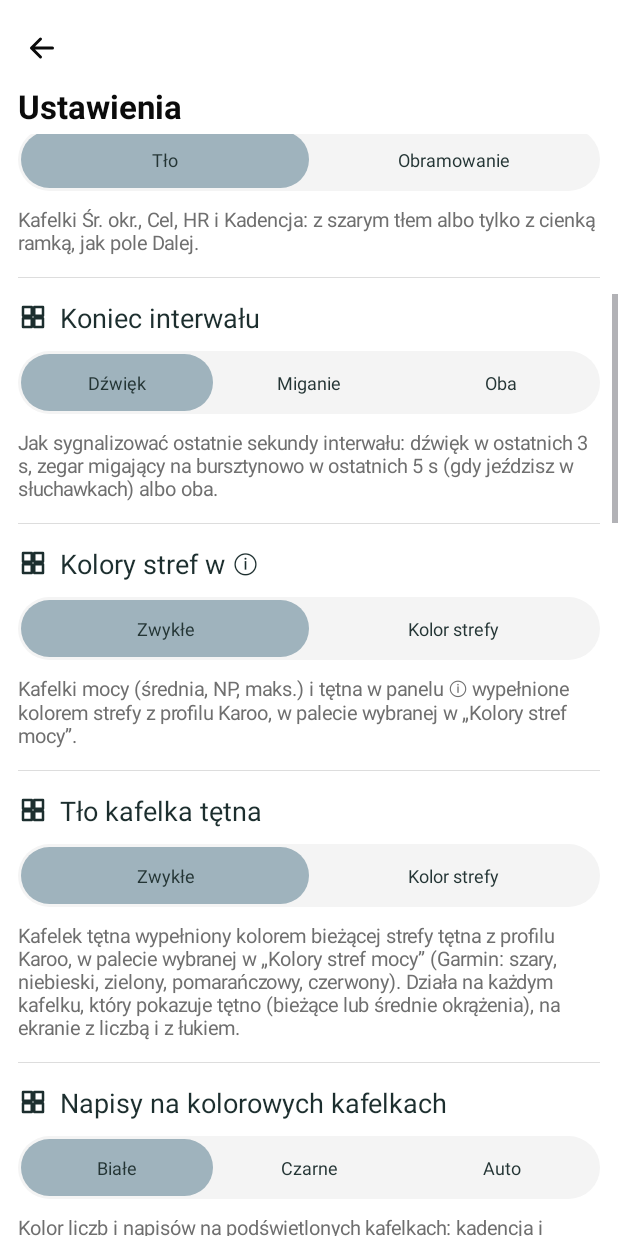
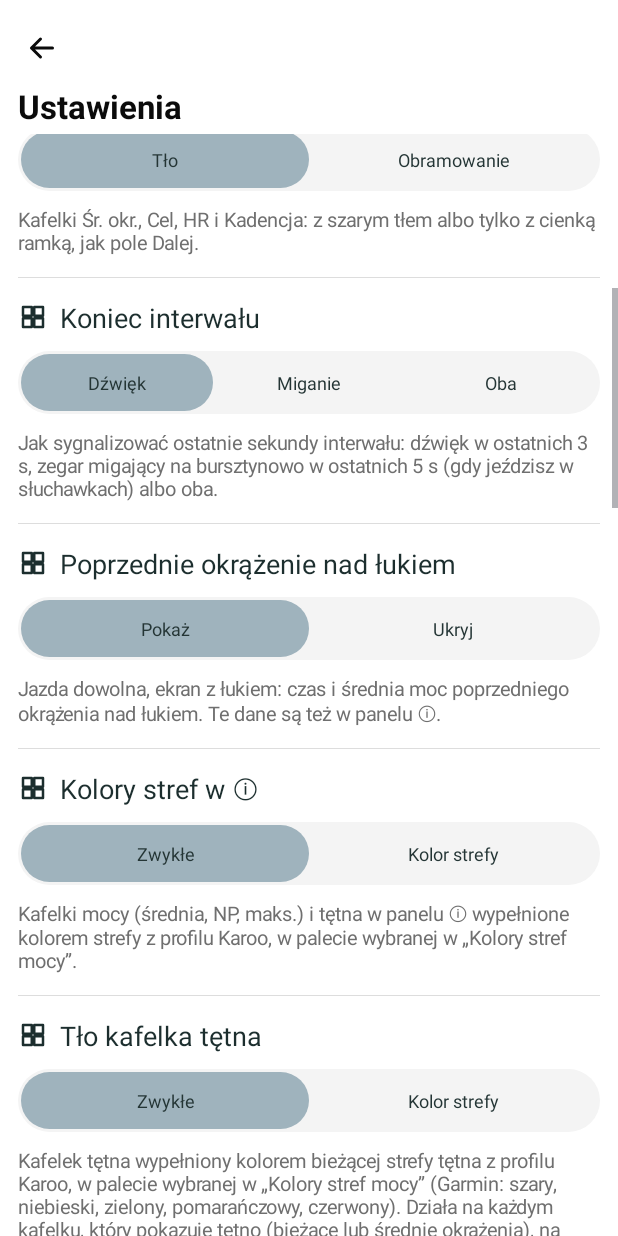
Before and after one commit to lukaszzsch/karoo-interval-stride, an Android app: the SettingsActivity screen opened directly, with no data from a screen before it, scrolled down 514 dp, on a phone screen of 412 x 824 dp. Run offline under Robolectric (Android 15) with nearby library versions, the phone set to English and light mode, and no system bars; our stand-ins replace Timber.

Commit message:
Free ride gauge: last lap clear of ⓘ, and an option to hide it
The last lap above the arc ("Poprz. okr. 11:01 · 178 W") is padded clear of
the gear and ⓘ. Settings › Poprzednie okrążenie nad łukiem: show (default)
or hide.

Co-Authored-By: Claude Opus 5.5 <noreply@anthropic.com>
Claude-Session: https://claude.ai/code/session_01AFaCs1PaoMjoeyFWoY6QzQ

```diff
--- a/app/src/main/kotlin/com/daviddokakis/karoointerval/IntervalDataType.kt
+++ b/app/src/main/kotlin/com/daviddokakis/karoointerval/IntervalDataType.kt
@@ -59,7 +59,7 @@ class IntervalDataType(
                     s.selectProgress, s.moveCancelled, s.targetShowsRange, s.wattsMode, s.karooStyle, s.appearance, s.navigating, s.hrShowsLap, s.lapShowsNp,
                     s.autoConfirmLeft, s.finishArmed, s.finished, s.ergActive, s.intensityPct, s.clockShowsElapsed, s.freeChartSpan, s.waiting, s.summary, s.freePowerTile, s.freeHrTile, s.topRow, s.tileOutline, s.cadTile, s.lapCadence, s.rideCadence, s.gaugeRedOutside, s.zonePalette, s.hrTileZone, s.intervalEndAlert, s.filledText, s.rideNp, s.rideIf, s.rideTss,
                     s.indoor, s.rideIdle, s.ergConnected, s.trainerOutdoor,
-                    s.infoOpen, s.infoShowsRide, s.infoZoneColors, s.freeClockShowsRide, s.ratingSummary, s.leftTile, s.rightTile, s.leftTileIndex, s.rightTileIndex,
+                    s.infoOpen, s.infoShowsRide, s.infoZoneColors, s.freeLastLap, s.freeClockShowsRide, s.ratingSummary, s.leftTile, s.rightTile, s.leftTileIndex, s.rightTileIndex,
                     // Each new second of the interval clock redraws as soon as the Karoo allows,
                     // so the clock never skips one (redraws paced only by the 1 s timer could land
                     // either side of a second). Not during a countdown: its numbers set the pace.
@@ -137,6 +137,7 @@ class IntervalDataType(
         val infoOpen: Boolean,
         val infoShowsRide: Boolean,
         val infoZoneColors: Boolean,
+        val freeLastLap: Boolean,
         val freeClockShowsRide: Boolean,
         val ratingSummary: String?,
         val leftTile: List<TileMetric>?,
--- a/app/src/main/kotlin/com/daviddokakis/karoointerval/ScreenState.kt
+++ b/app/src/main/kotlin/com/daviddokakis/karoointerval/ScreenState.kt
@@ -113,6 +113,8 @@ data class ScreenState(
     val infoShowsRide: Boolean = false,
     /** Settings › Kolory stref w ⓘ: power and heart rate tiles in their zone colour. */
     val infoZoneColors: Boolean = false,
+    /** Free ride, gauge: the last lap above the arc (Settings). */
+    val freeLastLap: Boolean = true,
     /** What the top row shows. */
     val topRow: TopRow = TopRow.AUTO,
     /** Tiles as an outline instead of a grey fill. */
--- a/app/src/main/kotlin/com/daviddokakis/karoointerval/SettingsActivity.kt
+++ b/app/src/main/kotlin/com/daviddokakis/karoointerval/SettingsActivity.kt
@@ -148,6 +148,17 @@ class SettingsActivity : AppearanceActivity() {
             },
         )
         form.addView(settingsHelp(getString(R.string.end_alert_help)))
+        form.addView(settingsDivider())
+
+        // Free ride, gauge: the last lap above the arc, shown / hidden
+        form.addView(settingsHeading(R.drawable.ic_style, getString(R.string.free_last_lap)))
+        form.addView(
+            segmented(listOf(R.string.free_last_lap_on to true, R.string.free_last_lap_off to false), store.freeLastLap.value) { on ->
+                store.setFreeLastLap(on)
+                render()
+            },
+        )
+        form.addView(settingsHelp(getString(R.string.free_last_lap_help)))
         form.addView(settingsDivider())
 
         // ⓘ: power and heart rate tiles plain / in their zone colour
--- a/app/src/main/kotlin/com/daviddokakis/karoointerval/WorkoutSession.kt
+++ b/app/src/main/kotlin/com/daviddokakis/karoointerval/WorkoutSession.kt
@@ -233,6 +233,7 @@ class WorkoutSession(
         collectInt(DataType.Type.MAX_HR_LAP) { v -> _state.update { it.copy(lapMaxHr = v) } }
         collectInt(DataType.Type.MAX_POWER_LAP) { v -> _state.update { it.copy(lapMaxPower = v) } }
         scope.launch { store.infoZoneColors.collect { on -> _state.update { it.copy(infoZoneColors = on) } } }
+        scope.launch { store.freeLastLap.collect { on -> _state.update { it.copy(freeLastLap = on) } } }
         scope.launch {
             karoo.streamDataFlow(DataType.Type.SPEED).collect { s -> _state.update { it.copy(speedMs = s.single()) } }
         }
--- a/app/src/main/res/values/strings.xml
+++ b/app/src/main/res/values/strings.xml
@@ -134,6 +134,11 @@
     <string name="jumping_to">Skok do</string>
     <string name="lap_time">Czas okr.</string>
     <string name="last_lap_label">Ostatnie okr.</string>
+    <string name="last_lap_short">Poprz. okr.</string>
+    <string name="free_last_lap">Poprzednie okrążenie nad łukiem</string>
+    <string name="free_last_lap_on">Pokaż</string>
+    <string name="free_last_lap_off">Ukryj</string>
+    <string name="free_last_lap_help">Jazda dowolna, ekran z łukiem: czas i średnia moc poprzedniego okrążenia nad łukiem. Te dane są też w panelu ⓘ.</string>
     <string name="last_lap_value">%1$s · %2$d W</string>
     <string name="lap_hr">HR okr.</string>
     <string name="drift">Pw:HR</string>
```
Also changed, not shown: app/src/main/kotlin/com/daviddokakis/karoointerval/PlanStore.kt (+9 -0 lines), app/src/main/kotlin/com/daviddokakis/karoointerval/ScreenRenderer.kt (+7 -3 lines).
